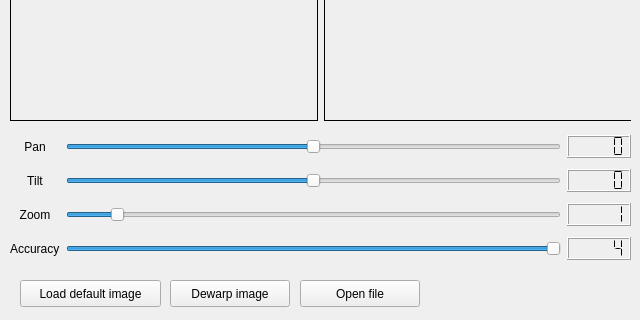
The window that mainwindow.ui (Justin790126/Dewarper) describes before a commit, drawn with Qt 5; both pictures show x 0 to 640 and y 200 to 520 of the 640 by 520 pixel window.
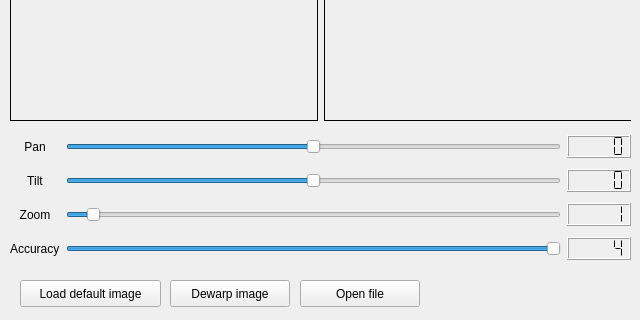
The same window after the commit.

Commit message: Edit implementation of zoom

```diff
--- a/mainwindow.ui
+++ b/mainwindow.ui
@@ -181,10 +181,10 @@
      <item row="2" column="1">
       <widget class="QSlider" name="sldZoom">
        <property name="minimum">
-        <number>9</number>
+        <number>6</number>
        </property>
        <property name="maximum">
-        <number>20</number>
+        <number>100</number>
        </property>
        <property name="pageStep">
         <number>1</number>
```
The commit also changes 1 other file.
